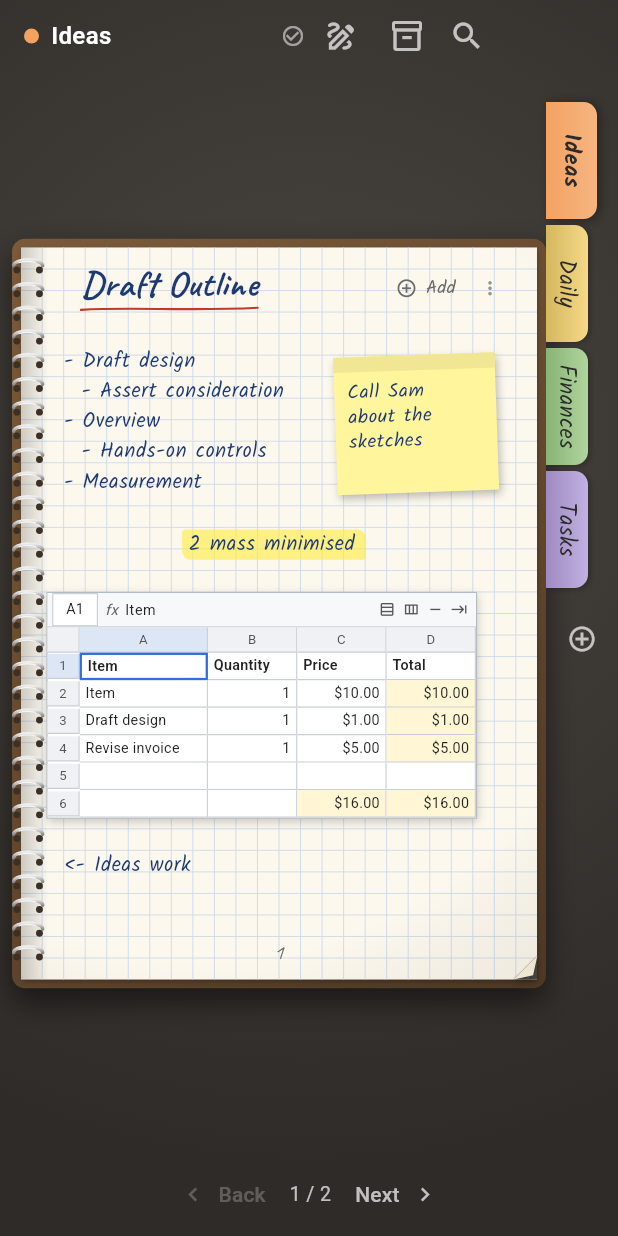
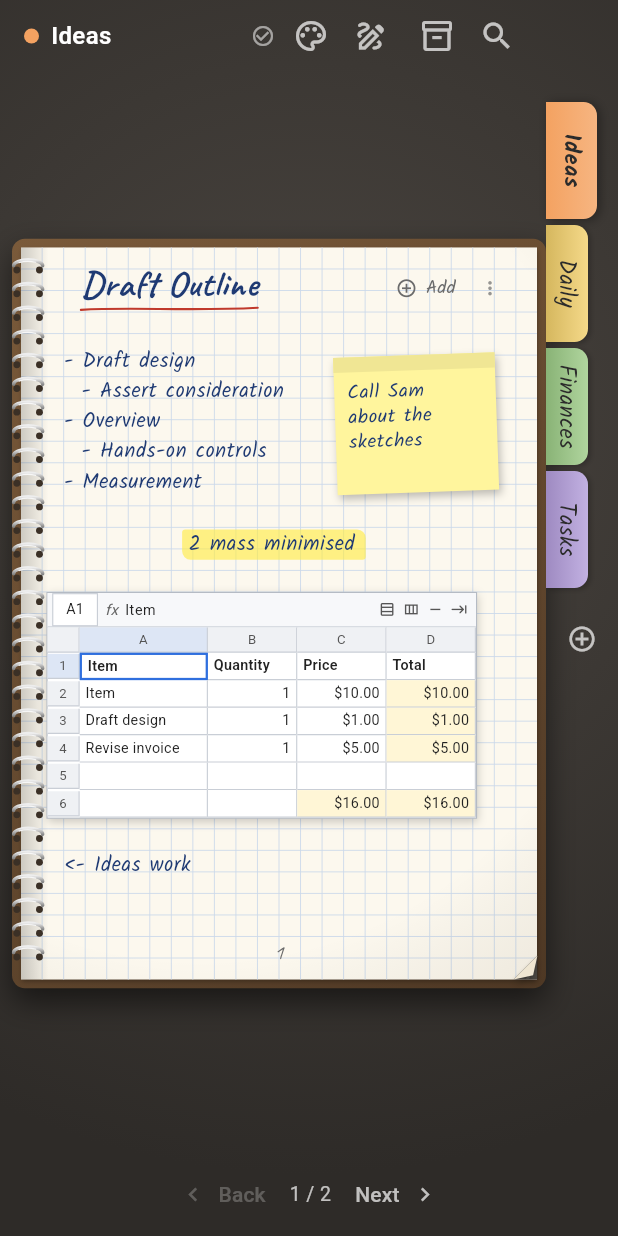
Before and after one commit to badlagks/spiral-notebook, a Flutter app: the screen it shows after launch, on a phone screen of 412 x 824 dp. Run offline on Flutter 3.47's test engine with Material 3 defaults, Android fonts, the phone set to English and light mode, and no system bars; our stand-ins replace image_picker, shared_preferences, video_player, web; missing offline and left inert: dart:js_interop.

Commit message:
Choose between the spiral notebook and plain paper, in cream or white
Plain paper fills the screen with no desk, cover or coil, and shows the
sections as coloured labels along the top. The choice is saved.

Co-Authored-By: Claude Opus 5.5 (1M context) <noreply@anthropic.com>
Claude-Session: https://claude.ai/code/session_01Tu1j4xrXurqK1QAd34reeM

```diff
--- a/lib/main.dart
+++ b/lib/main.dart
@@ -51,11 +51,20 @@ class _NotebookAppState extends State<NotebookApp> with WidgetsBindingObserver {
       store: widget.store,
       child: InkScope(
         controller: _ink,
-        child: MaterialApp(
-          title: 'Spiral Notebook',
-          debugShowCheckedModeBanner: false,
-          theme: buildTheme(),
-          home: const NotebookScreen(),
+        child: ValueListenableBuilder(
+          valueListenable: widget.store.appearance,
+          builder: (context, appearance, _) {
+            final (look, tone) = appearance;
+            Paper.look = look;
+            Paper.tone = tone;
+            return MaterialApp(
+              title: 'Spiral Notebook',
+              debugShowCheckedModeBanner: false,
+              theme: buildTheme(),
+              // A new look redraws everything, paper included.
+              home: NotebookScreen(key: ValueKey(appearance)),
+            );
+          },
         ),
       ),
     );
--- a/lib/models/notebook.dart
+++ b/lib/models/notebook.dart
@@ -585,11 +585,24 @@ class ArchivedPage {
       );
 }
 
+/// How the app looks: a spiral notebook on a desk, or plain paper filling the screen.
+enum Look { notebook, plain }
+
+/// The colour of the paper.
+enum PaperTone { cream, white }
+
 class Notebook {
-  Notebook({required this.title, required this.sections, List<ArchivedPage>? archive})
-      : archive = archive ?? [];
+  Notebook({
+    required this.title,
+    required this.sections,
+    List<ArchivedPage>? archive,
+    this.look = Look.notebook,
+    this.tone = PaperTone.cream,
+  }) : archive = archive ?? [];
 
   String title;
+  Look look;
+  PaperTone tone;
   final List<Section> sections;
 
   /// Torn-out pages, newest first.
@@ -605,12 +618,16 @@ class Notebook {
   Map<String, dynamic> toJson() => {
         'version': 2,
         'title': title,
+        'look': look.name,
+        'tone': tone.name,
         'sections': sections.map((s) => s.toJson()).toList(),
         'archive': archive.map((a) => a.toJson()).toList(),
       };
 
   factory Notebook.fromJson(Map<String, dynamic> j) => Notebook(
         title: j['title'] as String? ?? 'My Notebook',
+        look: Look.values.asNameMap()[j['look']] ?? Look.notebook,
+        tone: PaperTone.values.asNameMap()[j['tone']] ?? PaperTone.cream,
         sections: (j['sections'] as List)
             .map((s) => Section.fromJson(s as Map<String, dynamic>))
             .toList(),
--- a/lib/ui/notebook_screen.dart
+++ b/lib/ui/notebook_screen.dart
@@ -4,6 +4,7 @@ import 'package:flutter/services.dart';
 import '../data/notebook_store.dart';
 import 'archive_dialog.dart';
 import 'ink.dart';
+import 'look_picker.dart';
 import 'page_flip.dart';
 import 'paper_page.dart';
 import 'search_dialog.dart';
@@ -50,7 +51,9 @@ class _NotebookScreenState extends State<NotebookScreen> {
           autofocus: true,
           child: Scaffold(
             body: DecoratedBox(
-              decoration: const BoxDecoration(
+              decoration: Paper.plain
+                  ? BoxDecoration(color: Paper.sheet)
+                  : const BoxDecoration(
                       gradient: RadialGradient(
                         center: Alignment(0, -0.3),
                         radius: 1.2,
@@ -112,18 +115,19 @@ class _TopBar extends StatelessWidget {
             child: Text(
               section.name,
               overflow: TextOverflow.ellipsis,
-              style: const TextStyle(color: Colors.white, fontSize: 16, fontWeight: FontWeight.w600),
+              style: TextStyle(color: Chrome.strong, fontSize: 16, fontWeight: FontWeight.w600),
             ),
           ),
           if (spread) ...[
             const SizedBox(width: 8),
             _iconButton(Icons.chevron_left, 'Previous pages', left > 0 ? () => flip.flip(-1) : null),
-            Text('Pages ${left + 1}–${left + 2}', style: const TextStyle(color: Colors.white70, fontSize: 13)),
+            Text('Pages ${left + 1}–${left + 2}', style: TextStyle(color: Chrome.normal, fontSize: 13)),
             _iconButton(Icons.chevron_right, 'Next pages', () => flip.flip(1)),
           ],
           const Spacer(),
           const _SaveBadge(),
           const SizedBox(width: 4),
+          _iconButton(Icons.palette_outlined, 'Look and paper colour', () => showLookPicker(context)),
           const _DrawButton(),
           const SizedBox(width: 4),
           _ArchiveButton(count: store.archive.length),
@@ -135,8 +139,8 @@ class _TopBar extends StatelessWidget {
                 height: 32,
                 child: OutlinedButton.icon(
                   style: OutlinedButton.styleFrom(
-                    foregroundColor: Colors.white60,
-                    side: const BorderSide(color: Colors.white24),
+                    foregroundColor: Chrome.normal,
+                    side: BorderSide(color: Chrome.faint),
                     alignment: Alignment.centerLeft,
                   ),
                   onPressed: () => showNotebookSearch(context),
@@ -156,8 +160,8 @@ class _TopBar extends StatelessWidget {
 Widget _iconButton(IconData icon, String tip, VoidCallback? onTap) => IconButton(
       tooltip: tip,
       visualDensity: VisualDensity.compact,
-      color: Colors.white70,
-      disabledColor: Colors.white24,
+      color: Chrome.normal,
+      disabledColor: Chrome.faint,
       onPressed: onTap,
       icon: Icon(icon),
     );
@@ -174,8 +178,8 @@ class _DrawButton extends StatelessWidget {
       visualDensity: VisualDensity.compact,
       isSelected: ink.drawing,
       style: IconButton.styleFrom(
-        backgroundColor: ink.drawing ? Colors.white : null,
-        foregroundColor: ink.drawing ? const Color(0xFF1F3A73) : Colors.white70,
+        backgroundColor: ink.drawing ? (Paper.plain ? const Color(0xFFE3ECF8) : Colors.white) : null,
+        foregroundColor: ink.drawing ? const Color(0xFF1F3A73) : Chrome.normal,
       ),
       onPressed: () {
         FocusScope.of(context).unfocus();
@@ -195,7 +199,7 @@ class _ArchiveButton extends StatelessWidget {
     return IconButton(
       tooltip: 'Torn-out pages',
       visualDensity: VisualDensity.compact,
-      color: Colors.white70,
+      color: Chrome.normal,
       onPressed: () => showArchive(context),
       icon: Badge(
         isLabelVisible: count > 0,
@@ -226,10 +230,10 @@ class _SaveBadge extends StatelessWidget {
           child: Row(
             mainAxisSize: MainAxisSize.min,
             children: [
-              Icon(icon, size: 16, color: state == SaveState.failed ? Colors.redAccent : Colors.white54),
-              if (MediaQuery.sizeOf(context).width > 700) ...[
+              Icon(icon, size: 16, color: state == SaveState.failed ? Colors.redAccent : Chrome.quiet),
+              if (MediaQuery.sizeOf(context).width > 1000) ...[
                 const SizedBox(width: 6),
-                Text(label, style: const TextStyle(color: Colors.white54, fontSize: 12)),
+                Text(label, style: TextStyle(color: Chrome.quiet, fontSize: 12)),
               ],
             ],
           ),
@@ -269,6 +273,23 @@ class _Book extends StatelessWidget {
       );
     }
 
+    final pages = FlippingBook(spread: spread, controller: flip, buildPage: buildPage);
+
+    // Plain paper: the pages fill the screen, with the sections along the top.
+    if (Paper.plain) {
+      return Column(
+        children: [
+          const SectionChips(),
+          Expanded(
+            child: Padding(
+              padding: const EdgeInsets.fromLTRB(4, 2, 4, 4),
+              child: FittedBox(alignment: Alignment.topCenter, child: pages),
+            ),
+          ),
+        ],
+      );
+    }
+
     final book = Container(
       padding: const EdgeInsets.all(_coverMargin),
       decoration: BoxDecoration(
@@ -284,7 +305,7 @@ class _Book extends StatelessWidget {
         decoration: const BoxDecoration(
           boxShadow: [BoxShadow(color: Color(0x55000000), blurRadius: 3, offset: Offset(1, 2))],
         ),
-        child: FlippingBook(spread: spread, controller: flip, buildPage: buildPage),
+        child: pages,
       ),
     );
 
@@ -323,19 +344,19 @@ class _PageBar extends StatelessWidget {
         mainAxisAlignment: MainAxisAlignment.center,
         children: [
           TextButton.icon(
-            style: TextButton.styleFrom(foregroundColor: Colors.white70, disabledForegroundColor: Colors.white24),
+            style: TextButton.styleFrom(foregroundColor: Chrome.normal, disabledForegroundColor: Chrome.faint),
             onPressed: first ? null : () => flip.flip(-1),
             icon: const Icon(Icons.chevron_left),
             label: const Text('Back'),
           ),
           Text(
             '${store.pageIndex + 1} / ${store.section.pages.length}',
-            style: const TextStyle(color: Colors.white70, fontSize: 13),
+            style: TextStyle(color: Chrome.normal, fontSize: 13),
           ),
           Directionality(
             textDirection: TextDirection.rtl,
             child: TextButton.icon(
-              style: TextButton.styleFrom(foregroundColor: Colors.white70),
+              style: TextButton.styleFrom(foregroundColor: Chrome.normal),
               onPressed: () => flip.flip(1),
               icon: Icon(last ? Icons.note_add_outlined : Icons.chevron_left),
               label: Text(last ? 'New page' : 'Next'),
--- a/lib/ui/paper_painters.dart
+++ b/lib/ui/paper_painters.dart
@@ -8,9 +8,15 @@ import 'theme.dart';
 /// Draws a sheet of notebook paper: cream stock, ruled or grid lines,
 /// a red margin and a soft darkening toward the edges.
 class PaperPainter extends CustomPainter {
-  PaperPainter({required this.style, required this.bindingOnLeft, this.headerHeight = 72});
+  PaperPainter({required this.style, required this.bindingOnLeft, this.headerHeight = 72})
+      : sheet = Paper.sheet,
+        aged = !Paper.plain;
 
   final PaperStyle style;
+  final Color sheet;
+
+  /// Old paper look, with darker edges and a shadow by the coil.
+  final bool aged;
 
   /// Which side the spiral is on, so the margin and shading sit next to it.
   final bool bindingOnLeft;
@@ -22,7 +28,7 @@ class PaperPainter extends CustomPainter {
   @override
   void paint(Canvas canvas, Size size) {
     final rect = Offset.zero & size;
-    canvas.drawRect(rect, Paint()..color = Paper.sheet);
+    canvas.drawRect(rect, Paint()..color = sheet);
 
     switch (style) {
       case PaperStyle.ruled:
@@ -54,6 +60,8 @@ class PaperPainter extends CustomPainter {
         break;
     }
 
+    if (!aged) return;
+
     // Age the paper a little toward its outer edges.
     final vignette = RadialGradient(
       center: Alignment(bindingOnLeft ? -0.3 : 0.3, -0.2),
@@ -77,7 +85,11 @@ class PaperPainter extends CustomPainter {
 
   @override
   bool shouldRepaint(PaperPainter old) =>
-      old.style != style || old.bindingOnLeft != bindingOnLeft || old.headerHeight != headerHeight;
+      old.style != style ||
+      old.bindingOnLeft != bindingOnLeft ||
+      old.headerHeight != headerHeight ||
+      old.sheet != sheet ||
+      old.aged != aged;
 }
 
 /// The metal coil binding, drawn either vertically between two pages
--- a/lib/ui/theme.dart
+++ b/lib/ui/theme.dart
@@ -1,4 +1,6 @@
 import 'package:flutter/material.dart';
+
+import '../models/notebook.dart';
 
 /// The look of paper, ink and leather shared by every screen.
 abstract final class Pen {
@@ -9,7 +11,14 @@ abstract final class Pen {
 }
 
 abstract final class Paper {
-  static const sheet = Color(0xFFFCF8EE);
+  /// The look chosen in settings. The screen is rebuilt when these change.
+  static Look look = Look.notebook;
+  static PaperTone tone = PaperTone.cream;
+  static bool get plain => look == Look.plain;
+
+  static const cream = Color(0xFFFCF8EE);
+  static const white = Color(0xFFFFFFFF);
+  static Color get sheet => tone == PaperTone.white ? white : cream;
   static const sheetEdge = Color(0xFFEDE3CC);
   static const ruleLine = Color(0xFFB9CBE3);
   static const gridLine = Color(0xFFCAD8EA);
@@ -17,6 +26,15 @@ abstract final class Paper {
   static const cover = Color(0xFF7A5A3A);
   static const coverDark = Color(0xFF4E3824);
   static const desk = Color(0xFF2E2B28);
+}
+
+/// Colours for the buttons and text around the page: light on the dark
+/// desk, dark on plain paper.
+abstract final class Chrome {
+  static Color get strong => Paper.plain ? const Color(0xFF2B2B2B) : Colors.white;
+  static Color get normal => Paper.plain ? const Color(0xFF5F5F5F) : Colors.white70;
+  static Color get quiet => Paper.plain ? const Color(0xFF8A8A8A) : Colors.white54;
+  static Color get faint => Paper.plain ? const Color(0x33000000) : Colors.white24;
 }
 
 const handwriting = TextStyle(
```
Also changed, not shown: lib/data/notebook_store.dart (+11 -0 lines), lib/ui/look_picker.dart (added, +208 -0 lines), lib/ui/page_flip.dart (+13 -3 lines), lib/ui/section_tabs.dart (+82 -0 lines), 1 other file. Lines whose indentation alone changed are shown as unchanged.
